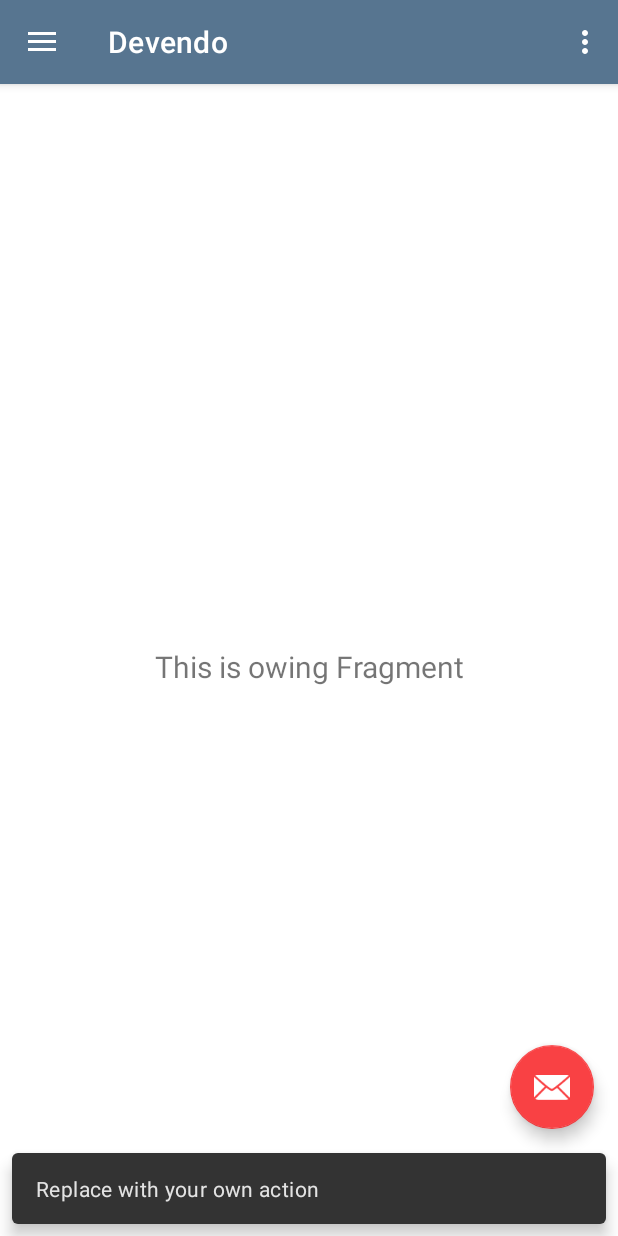
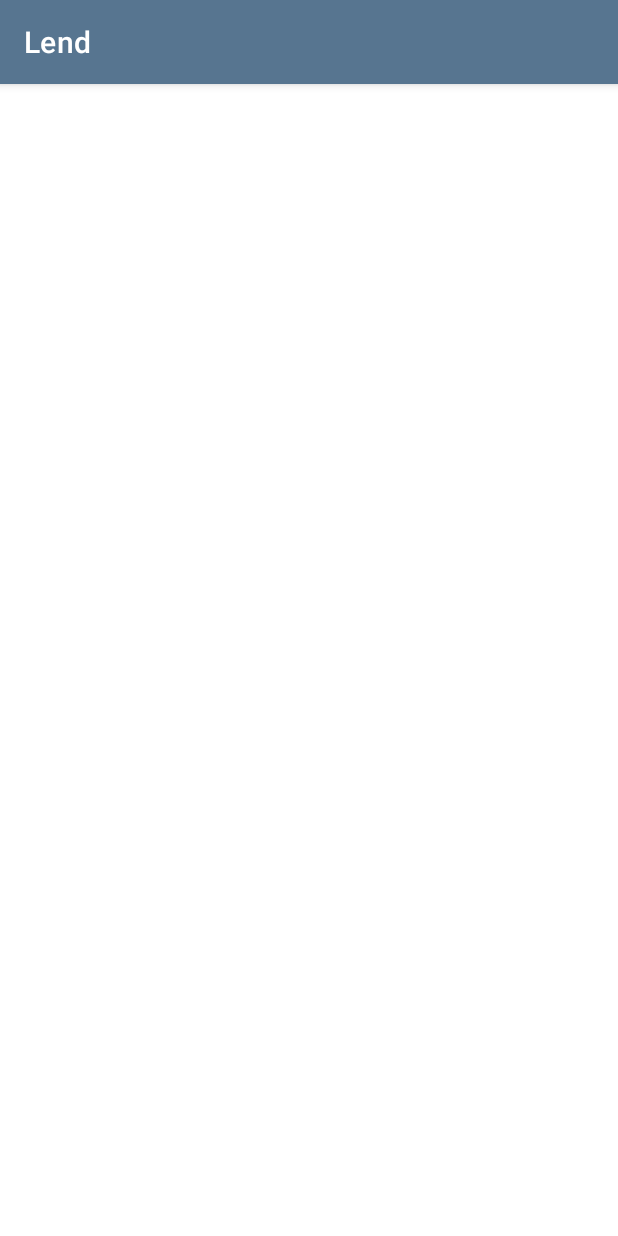
Before and after one commit to joedav/Lend, an Android app: the screen it shows after launch (MainActivity before the commit, LendFormActivity after it), after a tap on an icon or button, on a phone screen of 412 x 824 dp. Run offline under Robolectric (Android 15) with nearby library versions, the phone set to English and light mode, and no system bars; our stand-ins replace navigation-ui.

Commit message:
Remoção do botão de configuração + criacao do LendForm

```diff
--- a/app/src/main/AndroidManifest.xml
+++ b/app/src/main/AndroidManifest.xml
@@ -9,6 +9,9 @@
         android:roundIcon="@mipmap/ic_launcher_round"
         android:supportsRtl="true"
         android:theme="@style/Theme.Lend">
+        <activity
+            android:name=".LendFormActivity"
+            android:exported="true" />
         <activity
             android:name=".MainActivity"
             android:exported="true"
--- /dev/null
+++ b/app/src/main/java/com/joelysondavid/lend/LendFormActivity.kt
@@ -0,0 +1,11 @@
+package com.joelysondavid.lend
+
+import androidx.appcompat.app.AppCompatActivity
+import android.os.Bundle
+
+class LendFormActivity : AppCompatActivity() {
+    override fun onCreate(savedInstanceState: Bundle?) {
+        super.onCreate(savedInstanceState)
+        setContentView(R.layout.activity_lend_form)
+    }
+}
--- a/app/src/main/java/com/joelysondavid/lend/MainActivity.kt
+++ b/app/src/main/java/com/joelysondavid/lend/MainActivity.kt
@@ -1,5 +1,6 @@
 package com.joelysondavid.lend
 
+import android.content.Intent
 import android.os.Bundle
 import android.view.Menu
 import com.google.android.material.snackbar.Snackbar
@@ -27,8 +28,8 @@ class MainActivity : AppCompatActivity() {
         setSupportActionBar(binding.appBarMain.toolbar)
 
         binding.appBarMain.fab.setOnClickListener { view ->
-            Snackbar.make(view, "Replace with your own action", Snackbar.LENGTH_LONG)
-                .setAction("Action", null).show()
+            var intent = Intent(applicationContext, LendFormActivity::class.java)
+            startActivity(intent)
         }
         val drawerLayout: DrawerLayout = binding.drawerLayout
         val navView: NavigationView = binding.navView
@@ -44,11 +45,11 @@ class MainActivity : AppCompatActivity() {
         navView.setupWithNavController(navController)
     }
 
-    override fun onCreateOptionsMenu(menu: Menu): Boolean {
-        // Inflate the menu; this adds items to the action bar if it is present.
-        menuInflater.inflate(R.menu.main, menu)
-        return true
-    }
+//    override fun onCreateOptionsMenu(menu: Menu): Boolean {
+//        // Inflate the menu; this adds items to the action bar if it is present.
+//        menuInflater.inflate(R.menu.main, menu)
+//        return true
+//    }
 
     override fun onSupportNavigateUp(): Boolean {
         val navController = findNavController(R.id.nav_host_fragment_content_main)
--- /dev/null
+++ b/app/src/main/res/layout/activity_lend_form.xml
@@ -0,0 +1,9 @@
+<?xml version="1.0" encoding="utf-8"?>
+<androidx.constraintlayout.widget.ConstraintLayout xmlns:android="http://schemas.android.com/apk/res/android"
+    xmlns:app="http://schemas.android.com/apk/res-auto"
+    xmlns:tools="http://schemas.android.com/tools"
+    android:layout_width="match_parent"
+    android:layout_height="match_parent"
+    tools:context=".LendFormActivity">
+
+</androidx.constraintlayout.widget.ConstraintLayout>
```
